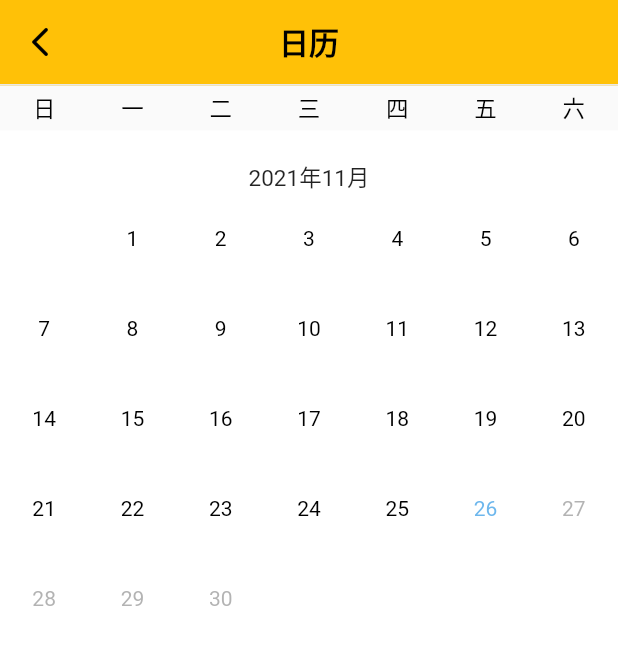
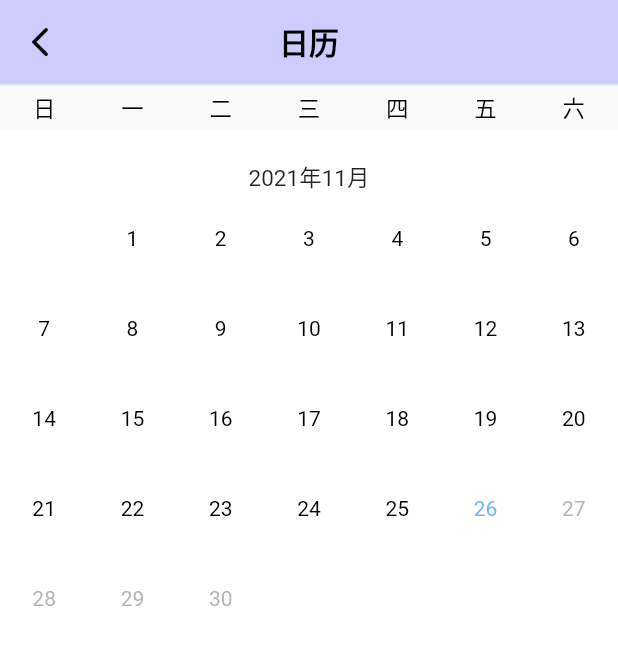
Before and after one commit to Ein-xinlong/flutter_text, a Flutter app: the screen it shows after launch, after a tap on "日历页面", on a phone screen of 412 x 824 dp. Shown: the top 645 px of the screen. Run offline on Flutter 3.47's test engine with Material 2 defaults, Android fonts, the phone set to English and light mode, and no system bars; our stand-ins replace cookie_jar, dio, dio_cookie_manager, webview_flutter; missing offline and left inert: common_utils, tts; network calls fail.

Commit message:
实现自定义日历，选择范围功能，删除图片选择功能

```diff
--- a/lib/MainTabs.dart
+++ b/lib/MainTabs.dart
@@ -45,7 +45,7 @@ class _TabsState extends State<Tabs> {
           //设置图标尺寸
           iconSize: 20,
           //设置选中图标的颜色
-          fixedColor: Colors.red,
+          fixedColor: Color(0xFF003333),
           type:BottomNavigationBarType.fixed,
           //设置item
           items: [
--- a/lib/calendar.dart
+++ b/lib/calendar.dart
@@ -23,7 +23,7 @@ class _CalendarPageState extends State<CalendarPage> {
     return Scaffold(
       appBar: AnAppbar(
         titleContent: "日历",
-          color:Colors.amber,
+          color:Color(0xFFCCCCFF),
         backPressCallback: (){
           Navigator.pop(context);
         }
--- a/lib/calendar/day_grid_view.dart
+++ b/lib/calendar/day_grid_view.dart
@@ -198,10 +198,10 @@ class _DayGridViewState extends State<DayGridView> {
       return WHITE;
     }else{
       if(startTime!=null&&value==startTime){
-        return Colors.green;
+        return Color(0xFF6699CC);
       }
       if(endTime!=null&&value==endTime){
-        return Colors.green;
+        return Color(0xFF6699CC);
       }
       if(startTime!=null&&endTime!=null){
         if(value.isAfter(startTime)&&value.isBefore(endTime)){
--- a/lib/commitUI/appbar.dart
+++ b/lib/commitUI/appbar.dart
@@ -19,7 +19,7 @@ class AnAppbar {
 
   AppBar buildAppBar() {
     return AppBar(
-        backgroundColor: color==null?Colors.red:color,
+        backgroundColor: color==null?Color(0xFF99CC99):color,
         elevation: 0,
         bottom: PreferredSize(
           preferredSize: Size.fromHeight(1),
--- a/lib/commitUI/button.dart
+++ b/lib/commitUI/button.dart
@@ -10,7 +10,7 @@ class TextButtonPurple extends StatelessWidget {
   TextStyle textStyle;
   bool isDisabled = false;
   BorderRadius _borderRadius = BorderRadius.all(Radius.circular(100));
-  List<Color> _colors = [Color(0xFF5C6CE4), Color(0xFF3137BA)];
+  List<Color> _colors = [Color(0xFFFFCC99), Color(0xFF99CC99)];
 
   TextButtonPurple(
       {this.text,
--- a/lib/image.dart
+++ b/lib/image.dart
@@ -9,6 +9,8 @@ import 'package:untitled/utils/tts.dart';
 import 'package:untitled/commitUI/appbar.dart';
 import 'package:untitled/vm/image_viewmodel.dart';
 import 'package:provider/provider.dart';
+
+import 'commitUI/button.dart';
 
 
 class JhPhotoPickerTool extends StatefulWidget {
@@ -50,26 +52,38 @@ class _JhPhotoPickerToolState extends State<JhPhotoPickerTool> {
            children: [
              Column(
                children: [
-
-                 FlatButton(onPressed: (){
+                 Container(child: TextButtonPurple(text: "语音测试",onPressed: (){
                    TtsHelper.instance.setLanguageAndSpeak("Hello, welcome to my demo", "en");
-                 }, child:Text("语音测试"),color: Colors.black12,),
-                 FlatButton(onPressed: (){
+                 },),width: double.infinity,),
+                 SizedBox(height: 10,),
+                 Container(
+                   decoration: BoxDecoration(
+                       borderRadius: BorderRadius.circular(20),
+                     color:vm.getCorrect? Color(0xFFFFCC99): Color(0xFF99CC99),
+                   ),
+                   child: FlatButton(onPressed: (){
                    vm.showloadState();
                    vm.text();
                    // dialog(context);
 
-                 }, child:Text("get接口测试"),color:vm.getCorrect? Colors.green: Colors.red,),
-                 FlatButton(onPressed: (){
-                   vm.showloadState();
-                   vm.postText();
-                   // dialog(context);
+                 }, child:Text("get接口测试"),),width: double.infinity,),
+                 SizedBox(height: 10,),
+                 Container(
+                   decoration: BoxDecoration(
+                       borderRadius: BorderRadius.circular(20),
+                     color:vm.postCorrect?Color(0xFFFFCC99):Color(0xFF99CC99),
+                   ),
+                   child: FlatButton(onPressed: (){
+                     vm.showloadState();
+                     vm.postText();
+                     // dialog(context);
 
-                 }, child:Text("post接口测试"),color: vm.postCorrect? Colors.green: Colors.red,),
+                   }, child:Text("post接口测试"),),width: double.infinity,),
+                 SizedBox(height: 10,),
+                 Container(child: TextButtonPurple(text: "日历页面",onPressed: (){
+                   Navigator.pushNamed(context, Routers.ROUTER_CALENDAR);
+                 },),width: double.infinity,),
 
-                 FlatButton(onPressed: (){
-                   Navigator.pushNamed(context, Routers.ROUTER_CALENDAR);
-                 }, child:Text("日历页面"),color: Colors.black12,),
 
                  Container(
                    width: 100,
--- a/lib/pageview.dart
+++ b/lib/pageview.dart
@@ -46,7 +46,7 @@ class _MyHomePageState extends State<pageview> {
         },
         children: <Widget>[
           Container(
-            color: Colors.tealAccent,
+            color: Color(0xFFFFCC99),
             child: Center(
               child: Text(
                 '第1页',
@@ -55,7 +55,7 @@ class _MyHomePageState extends State<pageview> {
             ),
           ),
           Container(
-            color: Colors.greenAccent,
+            color:Color(0xFFFFFFCC),
             child: Center(
               child: Text(
                 '第2页',
@@ -64,7 +64,7 @@ class _MyHomePageState extends State<pageview> {
             ),
           ),
           Container(
-            color: Colors.deepOrange,
+            color: Color(0xFF99CCFF),
             child: Center(
               child: Text(
                 '第3页',
--- a/lib/statera_diobox_demopage.dart
+++ b/lib/statera_diobox_demopage.dart
@@ -66,10 +66,12 @@ class RadioItem extends StatelessWidget {
                   size: 14,
                 )),
             decoration:  BoxDecoration(
-              color: _item.isSelected ? Color(0xFF414CCA) : Colors.transparent,
+              color: _item.isSelected ? Color(0xFF99CC33
+              ) : Colors.transparent,
               border: new Border.all(
                   width: 1.0,
-                  color: _item.isSelected ? Color(0xFF414CCA) : Colors.grey),
+                  color: _item.isSelected ? Color(0xFF99CC33
+                  ) : Colors.grey),
               borderRadius: const BorderRadius.all(const Radius.circular(50.0)),
             ),
           ),
--- a/lib/utils/colors.dart
+++ b/lib/utils/colors.dart
@@ -6,4 +6,4 @@ const WHITE = Color(0xFFFFFFFF); //白色
 const CALENDAR_COLOR = Color(0x970885E0); //日历颜色
 const CALENDAR_SELECTED = Color(0x97091999); //日历选中
 const CALENDAR_NOT = Color(0x977F7F7F); //日历无法选择的颜色
-const CALENDAR_SECTION = Color(0x973EE0C1); //日历区间颜色
+const CALENDAR_SECTION = Color(0xFFCCCC99); //日历区间颜色
--- a/pubspec.yaml
+++ b/pubspec.yaml
@@ -15,7 +15,7 @@ publish_to: 'none' # Remove this line if you wish to publish to pub.dev
 # In iOS, build-name is used as CFBundleShortVersionString while build-number used as CFBundleVersion.
 # Read more about iOS versioning at
 # https://developer.apple.com/library/archive/documentation/General/Reference/InfoPlistKeyReference/Articles/CoreFoundationKeys.html
-version: 1.0.0+7
+version: 1.0.0+8
 
 environment:
   sdk: ">=2.7.0 <3.0.0"
```
Also changed, not shown: pubspec.lock, 1 other file.
